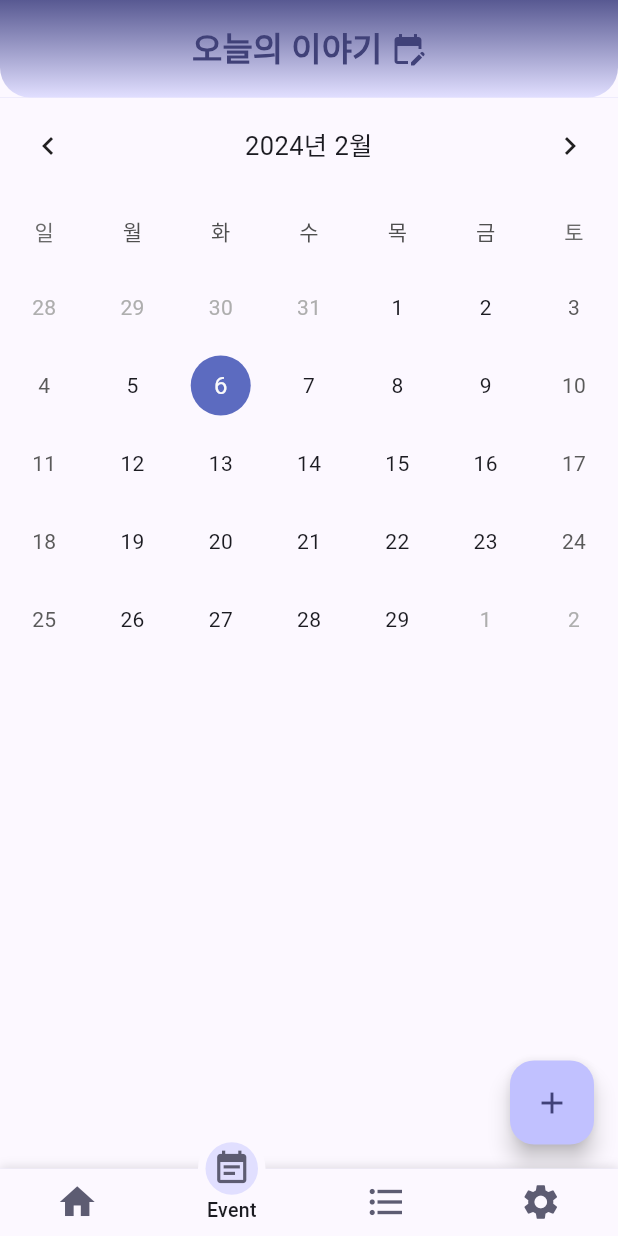
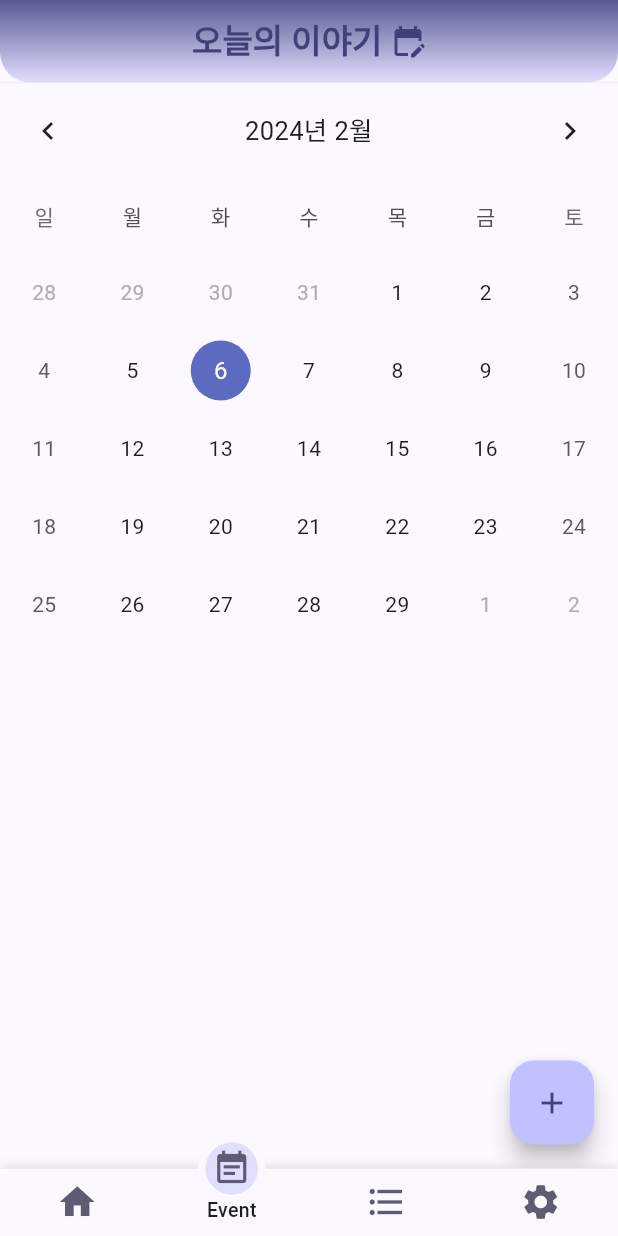
Before and after one commit to seolaox/TodaysStory, a Flutter app: the screen it shows after launch, item 2 of the bottom bar chosen, on a phone screen of 412 x 824 dp. Run offline on Flutter 3.47's test engine with Material 3 defaults, Android fonts, the phone set to English and light mode, and no system bars; drawn by our look-alikes of motion_tab_bar_v2, table_calendar; our stand-ins replace flutter_slidable, get, image_picker, shared_preferences, sqflite; accounts and stored records are empty; Roboto replaces fonts that are missing (강원교육모두 Bold).

Commit message:
앱바 크기 조정, 이벤트 페이지 프리뷰 크기 조정

```diff
--- a/storyoftoday/lib/eventpage.dart
+++ b/storyoftoday/lib/eventpage.dart
@@ -109,7 +109,7 @@ class _EventPageState extends State<EventPage> {
                         if (events[selectedDay] != null)
                           Container(
                             padding: const EdgeInsets.only(top: 30),
-                            height: 345,
+                            height: MediaQuery.of(context).size.height * 0.25,
                             decoration: BoxDecoration(
                               borderRadius: const BorderRadius.only(
                                 topLeft: Radius.circular(50),
--- a/storyoftoday/lib/home.dart
+++ b/storyoftoday/lib/home.dart
@@ -50,7 +50,7 @@ class _HomeState extends State<Home> with SingleTickerProviderStateMixin {
     return Scaffold(
       backgroundColor: Theme.of(context).colorScheme.secondaryContainer,
       appBar: AppBar(
-        toolbarHeight: 65,
+        toolbarHeight: 55,
         title: const AppbarTitle(),
         flexibleSpace: Container(
           decoration: BoxDecoration(
--- a/storyoftoday/lib/tutorial.dart
+++ b/storyoftoday/lib/tutorial.dart
@@ -15,7 +15,7 @@ class _TutorialState extends State<Tutorial> {
     return Scaffold(
       backgroundColor: Theme.of(context).colorScheme.surface,
       appBar: AppBar(
-        toolbarHeight: 65,
+        toolbarHeight: 55,
         title: const Padding(
           padding: EdgeInsets.fromLTRB(0, 0, 45, 0),
           child: AppbarTitle(),
```
